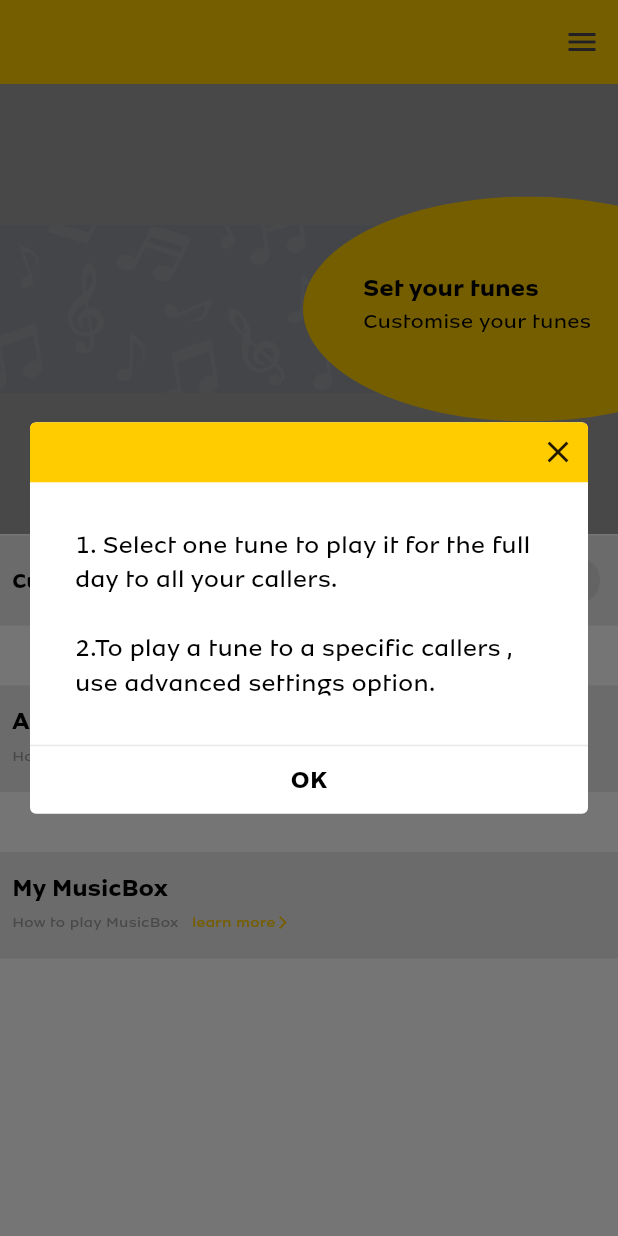
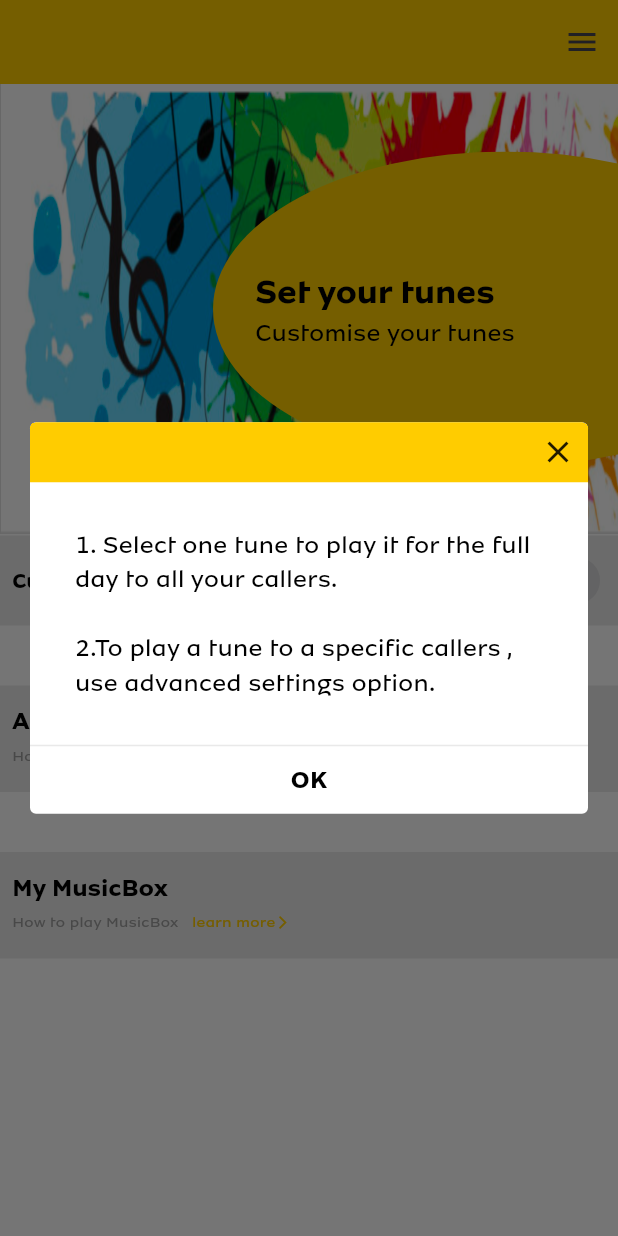
Before and after one commit to skysixdee/mtn_ghana_wp, a Flutter app: the MyTuneScreen screen opened by its route, after a tap on "learn more", on a phone screen of 412 x 824 dp. Run offline on Flutter 3.47's test engine with Material 3 defaults, Android fonts, the light colour scheme and no system bars; our stand-ins replace basic_utils, cached_network_image, get, go_router, just_audio, numberpicker and 6 more; missing offline and left inert: carousel_slider_plus, encrypt, number_paginator, pointycastle; accounts and stored records are empty; network calls fail.

Commit message:
new change

```diff
--- a/lib/files/reusable_widgets/custom_screen_header_view.dart
+++ b/lib/files/reusable_widgets/custom_screen_header_view.dart
@@ -1,16 +1,87 @@
+import 'package:etisalat/files/enums/fonts.dart';
+import 'package:etisalat/files/reusable_widgets/custom_text.dart';
 import 'package:etisalat/files/utility/colors.dart';
+import 'package:etisalat/files/utility/images.dart';
 import 'package:flutter/material.dart';
+import 'package:responsive_builder/responsive_builder.dart';
 
 class CustomScreenHeaderView extends StatelessWidget {
-  CustomScreenHeaderView({super.key, this.child, this.height = 200});
-  final Widget? child;
+  CustomScreenHeaderView(
+      {super.key,
+      this.height = 280,
+      required this.imageName,
+      required this.title,
+      required this.subTitle});
+  final String imageName;
+  final String title;
+  final String subTitle;
   final double height;
   @override
   Widget build(BuildContext context) {
-    return Container(
-      height: height,
-      color: Colors.teal,
-      child: child ?? const SizedBox(),
+    return ResponsiveBuilder(
+      builder: (context, sizingInformation) {
+        return Container(
+          height: height,
+          color: Colors.teal,
+          child: Stack(
+            alignment: Alignment.centerRight,
+            children: [
+              Image.asset(
+                width: double.infinity,
+                height: double.infinity,
+                nameTuneHeaderPng,
+                fit: BoxFit.fill,
+              ),
+              ovalShape(sizingInformation),
+            ],
+          ),
+        );
+      },
+    );
+  }
+
+  Widget ovalShape(SizingInformation si) {
+    return Positioned(
+      right: -(height * 0.4),
+      child: ClipOval(
+        child: Container(
+          width: si.isMobile ? height * 1.3 : height * 1.5,
+          height: si.isMobile ? (height * 0.7) : height * 0.8,
+          color: yellow,
+          child: Padding(
+            padding: EdgeInsets.only(left: 28.0, right: (height * 0.4) + 4),
+            child: Column(
+              mainAxisAlignment: MainAxisAlignment.center,
+              crossAxisAlignment: CrossAxisAlignment.start,
+              children: [
+                CustomText(
+                  title: title,
+                  fontName: FontName.bold,
+                  fontSize: 22,
+                ),
+                CustomText(
+                  title: subTitle,
+                  fontSize: 16,
+                )
+              ],
+            ),
+          ),
+        ),
+      ),
     );
   }
 }
+
+class MyClip extends CustomClipper<Rect> {
+  final double width;
+  final double height;
+  MyClip(this.height, {super.reclip, required this.width});
+
+  Rect getClip(Size size) {
+    return Rect.fromLTWH(0, 0, width, height);
+  }
+
+  bool shouldReclip(oldClipper) {
+    return false;
+  }
+}
--- a/lib/files/screens/blacklist_screen/blacklist_screen.dart
+++ b/lib/files/screens/blacklist_screen/blacklist_screen.dart
@@ -11,6 +11,7 @@ import 'package:etisalat/files/reusable_widgets/get_navigation_view.dart';
 import 'package:etisalat/files/reusable_widgets/loading_indicator.dart';
 import 'package:etisalat/files/router/route_name.dart';
 import 'package:etisalat/files/utility/colors.dart';
+import 'package:etisalat/files/utility/images.dart';
 import 'package:etisalat/files/utility/strings.dart';
 import 'package:flutter/material.dart';
 import 'package:get/get.dart';
@@ -31,7 +32,11 @@ class BlacklistScreen extends StatelessWidget {
                 return GenericScrollView(
                   isLoading: con.isLoading.value,
                   collapsedHeight: 150,
-                  sliverToBoxAdapter: CustomScreenHeaderView(),
+                  sliverToBoxAdapter: CustomScreenHeaderView(
+                    imageName: nameTuneHeaderPng,
+                    title: blackListStr,
+                    subTitle: createBlacklistStr,
+                  ),
                   sliverAppBar: Column(
                     children: [
                       headerView(context, si),
--- a/lib/files/screens/my_tune_screen/my_tune_screen.dart
+++ b/lib/files/screens/my_tune_screen/my_tune_screen.dart
@@ -14,6 +14,7 @@ import 'package:etisalat/files/screens/my_tune_screen/my_music_box_view/my_music
 import 'package:etisalat/files/screens/my_tune_screen/my_tune_view/my_tune_view.dart';
 import 'package:etisalat/files/screens/my_tune_screen/playing_tune_view/playing_tune_view.dart';
 import 'package:etisalat/files/utility/colors.dart';
+import 'package:etisalat/files/utility/images.dart';
 import 'package:etisalat/files/utility/strings.dart';
 import 'package:flutter/cupertino.dart';
 import 'package:flutter/material.dart';
@@ -32,9 +33,16 @@ class MyTuneScreen extends StatelessWidget {
           return CustomScrollView(
             slivers: [
               SliverToBoxAdapter(
-                child: CustomScreenHeaderView(
-                  child: const MyTuneHeaderView(),
-                  height: 300,
+                child: Stack(
+                  children: [
+                    CustomScreenHeaderView(
+                      imageName: myTuneHeaderPng,
+                      title: setYourTuneStr,
+                      subTitle: customiseYourTuneStr,
+                      height: 300,
+                    ),
+                    // const MyTuneHeaderView(),
+                  ],
                 ),
               ),
               SliverAppBar(
--- a/lib/files/screens/my_wishlist_screen/my_wishlist_screen.dart
+++ b/lib/files/screens/my_wishlist_screen/my_wishlist_screen.dart
@@ -2,6 +2,7 @@ import 'package:etisalat/files/reusable_widgets/custom_screen_header_view.dart';
 import 'package:etisalat/files/reusable_widgets/custom_scroll_view/generic_scroll_view.dart';
 import 'package:etisalat/files/reusable_widgets/get_navigation_view.dart';
 import 'package:etisalat/files/reusable_widgets/navigation_header_view.dart';
+import 'package:etisalat/files/utility/images.dart';
 import 'package:etisalat/files/utility/strings.dart';
 import 'package:get/get.dart';
 import 'package:flutter/material.dart';
@@ -23,7 +24,11 @@ class MyWishlistScreen extends StatelessWidget {
     return Obx(
       () {
         return GenericScrollView(
-          sliverToBoxAdapter: CustomScreenHeaderView(),
+          sliverToBoxAdapter: CustomScreenHeaderView(
+            imageName: nameTuneHeaderPng,
+            title: "title here",
+            subTitle: 'Sub title here',
+          ),
           sliverAppBar: getNavigationView(wishlistStr),
           isLoading: con.isLoading.value,
           itemCount: con.tuneList.length,
--- a/lib/files/screens/name_tune_screen/name_tune_screen.dart
+++ b/lib/files/screens/name_tune_screen/name_tune_screen.dart
@@ -14,6 +14,7 @@ import 'package:etisalat/files/reusable_widgets/tune_card.dart';
 import 'package:etisalat/files/router/route_name.dart';
 import 'package:etisalat/files/utility/colors.dart';
 import 'package:etisalat/files/utility/constants.dart';
+import 'package:etisalat/files/utility/images.dart';
 import 'package:etisalat/files/utility/strings.dart';
 import 'package:flutter/material.dart';
 import 'package:get/get.dart';
@@ -32,7 +33,11 @@ class NameTuneScreen extends StatelessWidget {
           Expanded(child: Obx(
             () {
               return GenericScrollView(
-                sliverToBoxAdapter: CustomScreenHeaderView(),
+                sliverToBoxAdapter: CustomScreenHeaderView(
+                  imageName: nameTuneHeaderPng,
+                  title: nameTuneStr,
+                  subTitle: nameTuneSubtitleOvalStr,
+                ),
                 collapsedHeight: 131,
                 isLoading: con.isLoading.value,
                 sliverAppBar: Column(
--- a/lib/files/utility/strings.dart
+++ b/lib/files/utility/strings.dart
@@ -132,6 +132,8 @@ String myAccountStr = "My Account";
 String seeMoreStr = "See More";
 String tuneChargeStr = "Tune Charge";
 String boxChargeStr = "Box Charge";
+String nameTuneSubtitleOvalStr =
+    "This could add a personalized touch to the calling experiance";
 String deleteBlackListConfirmMessageStr =
     "Are you sure you want to delete this blacklist?";
 String enterValidMsisdnStr = "Please enter valid msisdn.";
```
